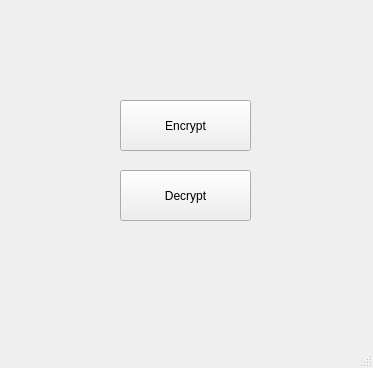
Above: Digital_Signature/home.ui from fgecek20/Digital_Signature before the change. Below: the same form after it.
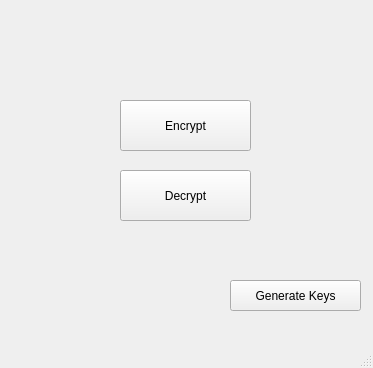
That is the form after the change.

```diff
--- a/Digital_Signature/home.ui
+++ b/Digital_Signature/home.ui
@@ -40,6 +40,19 @@
      <string>Decrypt</string>
     </property>
    </widget>
+   <widget class="QPushButton" name="pbGenerateKeys">
+    <property name="geometry">
+     <rect>
+      <x>230</x>
+      <y>280</y>
+      <width>131</width>
+      <height>31</height>
+     </rect>
+    </property>
+    <property name="text">
+     <string>Generate Keys</string>
+    </property>
+   </widget>
   </widget>
   <widget class="QMenuBar" name="menubar">
    <property name="geometry">
```
Left out of the diff: 2 changed lines with no effect on the pictures.
